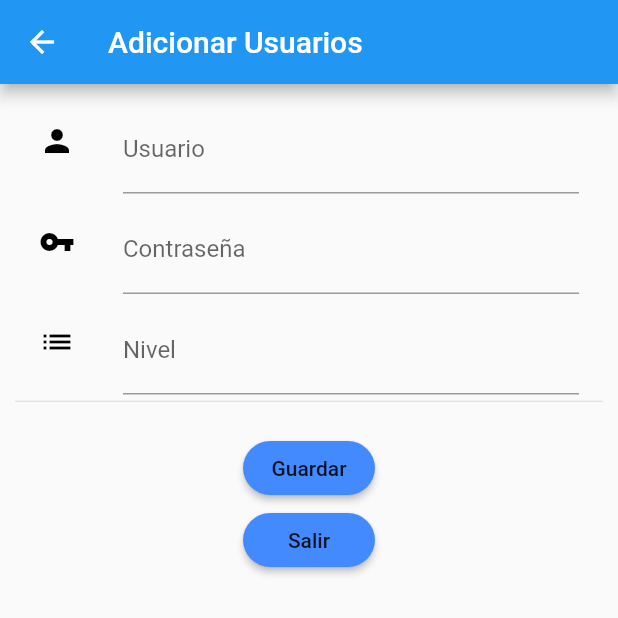
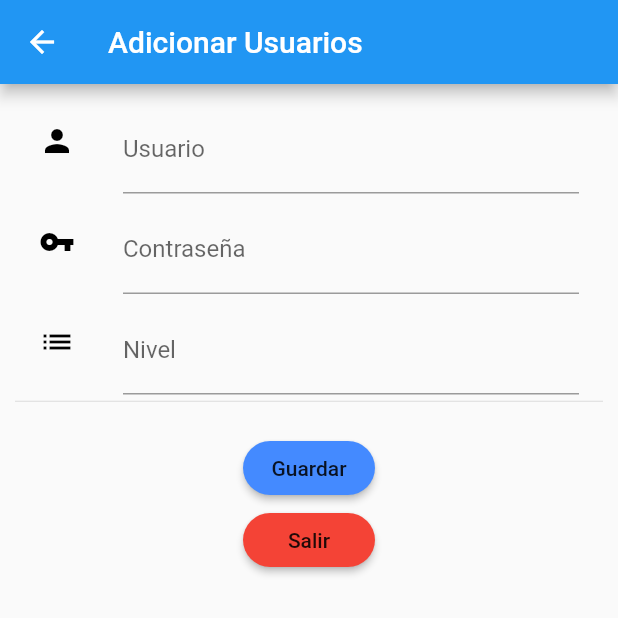
Before and after one commit to Franklin-Molina/Tienda_android_funcional, a Flutter app: the SuperV screen opened by its route, after a tap on the "people" icon, after a tap on the "add" icon, on a phone screen of 412 x 824 dp, the top half of it. Run offline on Flutter 3.47's test engine with Material 2 defaults, Android fonts, the phone set to English and light mode, and no system bars; network calls fail.

Commit message:
aler_autenticacion

```diff
--- a/lib/pages/detail.dart
+++ b/lib/pages/detail.dart
@@ -15,7 +15,7 @@ class Detail extends StatefulWidget {
 class _DetailState extends State<Detail> {
 
 void deleteData(){
-  var url="http://192.168.0.118/tienda/deleteData.php";
+  var url="http://192.168.42.170/tienda/deleteData.php";
   http.post(url, body: {
     'id': widget.list[widget.index]['id']
   });
--- a/lib/pages/editdata.dart
+++ b/lib/pages/editdata.dart
@@ -20,7 +20,7 @@ class _EditDataState extends State<EditData> {
 
 
   void editData() {
-    var url="http://192.168.0.118/tienda/editdata.php";
+    var url="http://192.168.42.170/tienda/editdata.php";
     http.post(url,body: {
       "id": widget.list[widget.index]['id'],
       "username": controllerUsername.text,
--- a/lib/pages/listarUsuarios.dart
+++ b/lib/pages/listarUsuarios.dart
@@ -16,7 +16,7 @@ class _ListarUserState extends State<ListarUser> {
 
 
   Future<List> getData() async{
-    final response = await http.get("http://192.168.0.118/tienda/getdata.php",);
+    final response = await http.get("http://192.168.42.170/tienda/getdata.php",);
     return json.decode(response.body);
 
 
@@ -31,11 +31,16 @@ class _ListarUserState extends State<ListarUser> {
         title: new Text("Listado Usuarios"),
       ),
       floatingActionButton: new FloatingActionButton(
-        child: new Icon(Icons.add),
+        child: new Icon(
+          Icons.add ,
+          color: Colors.black,
+           ),
         onPressed: () => Navigator.of(context).push(new MaterialPageRoute(
              builder: (BuildContext context) => new AddData(),
             )),
       ),
+
+
       body: new FutureBuilder<List>(
         future: getData(),
         builder: (context, snapshot) {
@@ -77,16 +82,16 @@ class ItemList extends StatelessWidget {
               child: new ListTile(
                 title: new Text(
                   list[i]['username'],
-                  style: TextStyle(fontSize: 25.0, color: Colors.orangeAccent),
+                  style: TextStyle(fontSize: 25.0, color: Colors.black),
                 ),
                 leading: new Icon(
                   Icons.person_pin,
                   size: 77.0,
-                  color: Colors.orangeAccent,
+                  color: Colors.red,
                 ),
                 subtitle: new Text(
                   "Nivel : ${list[i]['nivel']}",
-                  style: TextStyle(fontSize: 20.0, color: Colors.black),
+                  style: TextStyle(fontSize: 20.0, color: Colors.grey),
                 ),
               ),
             ),
--- a/lib/pages/powerPage.dart
+++ b/lib/pages/powerPage.dart
@@ -28,42 +28,9 @@ class SuperV extends StatelessWidget {
               ),
               ),
 
-               Container(
-            padding: EdgeInsets.all(2.0),
-            child: new RawMaterialButton(
-              onPressed: (){
-                Navigator.pushReplacementNamed(context, '/pages/listarUsuarios');
-              },
-              child: new Icon(
-                Icons.list,
-                color: Colors.black,
-                size: 73.0,
-              ),
-              shape: new CircleBorder(),
-              elevation: 2.0,
-              fillColor: Colors.white,
-
-              ),
-              ),
-               Container(
-            padding: EdgeInsets.all(2.0),
-            child: new RawMaterialButton(
-              onPressed: (){
-                Navigator.pushReplacementNamed(context, '/pages/listarUsuarios');
-              },
-              child: new Icon(
-                Icons.settings,
-                color: Colors.black,
-                size: 73.0,
-              ),
-              shape: new CircleBorder(),
-              elevation: 2.0,
-              fillColor: Colors.white,
-
-              ),
-              ),
       ],
         ),
+/*
         Row(      //FIla 2
       children: <Widget>[
           Container(
@@ -84,45 +51,14 @@ class SuperV extends StatelessWidget {
               ),
               ),
 
-               Container(
-            padding: EdgeInsets.all(2.0),
-            child: new RawMaterialButton(
-              onPressed: (){
-                Navigator.pushReplacementNamed(context, '/pages/listarUsuarios');
-              },
-              child: new Icon(
-                Icons.list,
-                color: Colors.black,
-                size: 73.0,
-              ),
-              shape: new CircleBorder(),
-              elevation: 2.0,
-              fillColor: Colors.white,
 
-              ),
-              ),
-               Container(
-            padding: EdgeInsets.all(2.0),
-            child: new RawMaterialButton(
-              onPressed: (){
-                Navigator.pushReplacementNamed(context, '/pages/listarUsuarios');
-              },
-              child: new Icon(
-                Icons.settings,
-                color: Colors.black,
-                size: 73.0,
-              ),
-              shape: new CircleBorder(),
-              elevation: 2.0,
-              fillColor: Colors.white,
 
-              ),
-              ),
       ],
-        ),
+        ),*/
+
         Row(      //FIla 3
       children: <Widget>[
-          Container(
+         /* Container(
             padding: EdgeInsets.all(2.0),
             child: new RawMaterialButton(
               onPressed: (){
@@ -138,25 +74,9 @@ class SuperV extends StatelessWidget {
               fillColor: Colors.white,
 
               ),
-              ),
+              ),*/
 
-               Container(
-            padding: EdgeInsets.all(2.0),
-            child: new RawMaterialButton(
-              onPressed: (){
-                Navigator.pushReplacementNamed(context, '/pages/listarUsuarios');
-              },
-              child: new Icon(
-                Icons.list,
-                color: Colors.black,
-                size: 73.0,
-              ),
-              shape: new CircleBorder(),
-              elevation: 2.0,
-              fillColor: Colors.white,
 
-              ),
-              ),
                Container(
             padding: EdgeInsets.all(2.0),
             child: new RawMaterialButton(
--- a/lib/pages/registroUsuarios.dart
+++ b/lib/pages/registroUsuarios.dart
@@ -15,7 +15,7 @@ class _AddDataState extends State<AddData> {
   var _formKey = GlobalKey<FormState>();
 
   void addData() {
-    var url = "http://192.168.0.118/tienda/adddata.php";
+    var url = "http://192.168.42.170/tienda/adddata.php";
 
     http.post(url, body: {
       "username": controllerUsername.text,
@@ -49,7 +49,7 @@ class _AddDataState extends State<AddData> {
                     title: new TextFormField(
                       controller: controllerUsername,
                           validator: (value) {
-                            if (value.isEmpty) return "Ingresa un nombre de usurio";
+                            if (value.isEmpty) return "Ingresa un nombre de usuario";
                           },
                       decoration: new InputDecoration(
                         hintText: "Usuario", labelText: "Usuario",
@@ -104,7 +104,7 @@ class _AddDataState extends State<AddData> {
                   ),
                    new RaisedButton(
                     child: new Text("Salir"),
-                    color: Colors.blueAccent,
+                    color: Colors.red,
                     shape: new RoundedRectangleBorder(
                         borderRadius: new BorderRadius.circular(30.0)
                     ),
--- a/pubspec.yaml
+++ b/pubspec.yaml
@@ -13,6 +13,7 @@ dependencies:
 
 
   cupertino_icons: ^0.1.2
+  flutter_screenutil: ^1.1.0
   http: any
 
 dev_dependencies:
```
Also changed, not shown: lib/main.dart (+67 -15 lines), assets/images/avatar.jpg (added), assets/images/avatarx.png (added), assets/images/fondo_login.jpeg (added), pubspec.lock.
